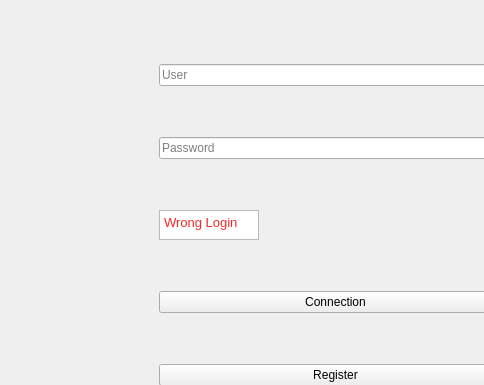
Above: BabelClient/ClientCore/mainwindow.ui from Encorpluptit/CPP-VOIP_Client_Server before the change; both pictures show x 0 to 484 and y 0 to 385 of the 683 by 629 pixel window. Below: the same form after it.
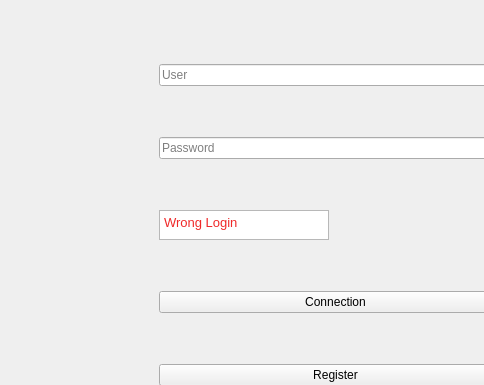
That is the form after the change.

Commit message: [FIX] mainwindow.cpp Messages : WrongLogin / WrongPassword / Login already taken / already logged in now available

The edit to the form file:
```diff
--- a/BabelClient/ClientCore/mainwindow.ui
+++ b/BabelClient/ClientCore/mainwindow.ui
@@ -99,13 +99,19 @@
        <widget class="QTextEdit" name="WrongLoginText">
         <property name="maximumSize">
          <size>
-          <width>100</width>
+          <width>170</width>
           <height>30</height>
          </size>
         </property>
         <property name="contextMenuPolicy">
          <enum>Qt::DefaultContextMenu</enum>
         </property>
+        <property name="verticalScrollBarPolicy">
+         <enum>Qt::ScrollBarAlwaysOff</enum>
+        </property>
+        <property name="horizontalScrollBarPolicy">
+         <enum>Qt::ScrollBarAlwaysOff</enum>
+        </property>
         <property name="readOnly">
          <bool>true</bool>
         </property>
```
Left out of the diff: 2 changed lines with no effect on the pictures. The commit also changes 1 other file.
